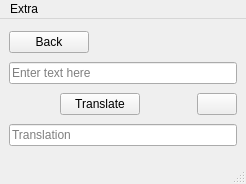
Old version of the form src/window_char_parse/window_char_parse.ui in the repository VladKk/BinaRy.
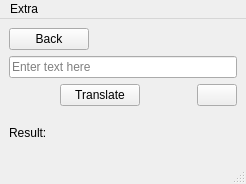
New version of the form.

Patch:
```diff
--- a/src/window_char_parse/window_char_parse.ui
+++ b/src/window_char_parse/window_char_parse.ui
@@ -109,12 +109,9 @@
      </layout>
     </item>
     <item>
-     <widget class="QLineEdit" name="lineEditLower">
-      <property name="readOnly">
-       <bool>true</bool>
-      </property>
-      <property name="placeholderText">
-       <string>Translation</string>
+     <widget class="QLabel" name="labelResult">
+      <property name="text">
+       <string>Result:</string>
       </property>
      </widget>
     </item>
```
Left out of the diff: 11 changed lines with no effect on the pictures.
